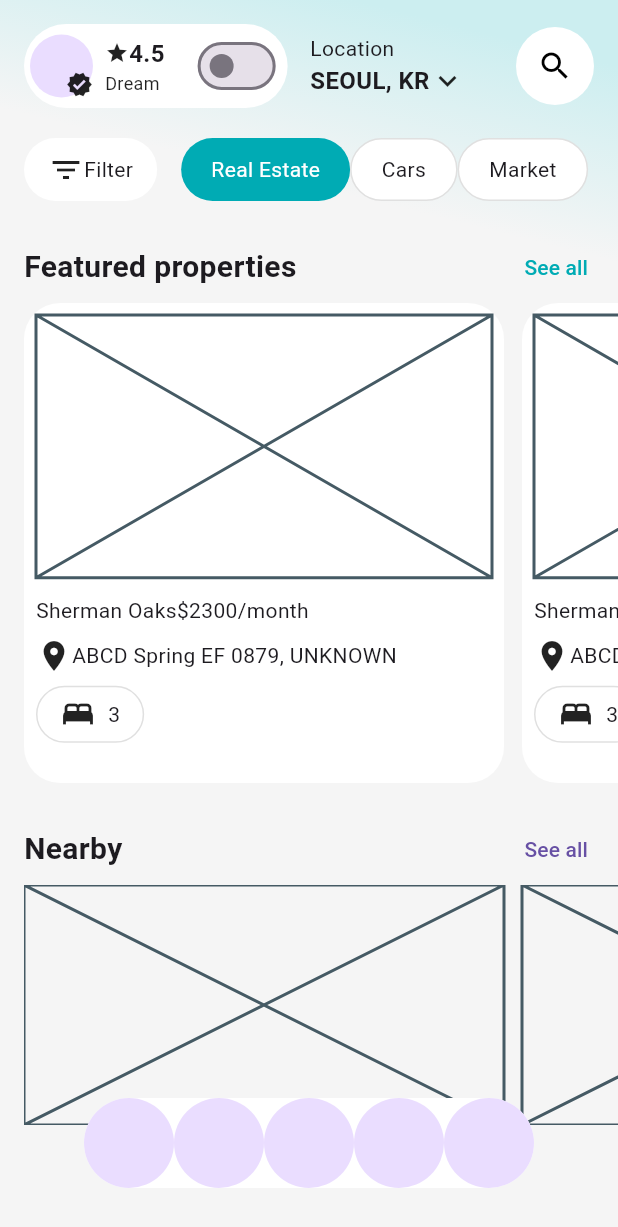
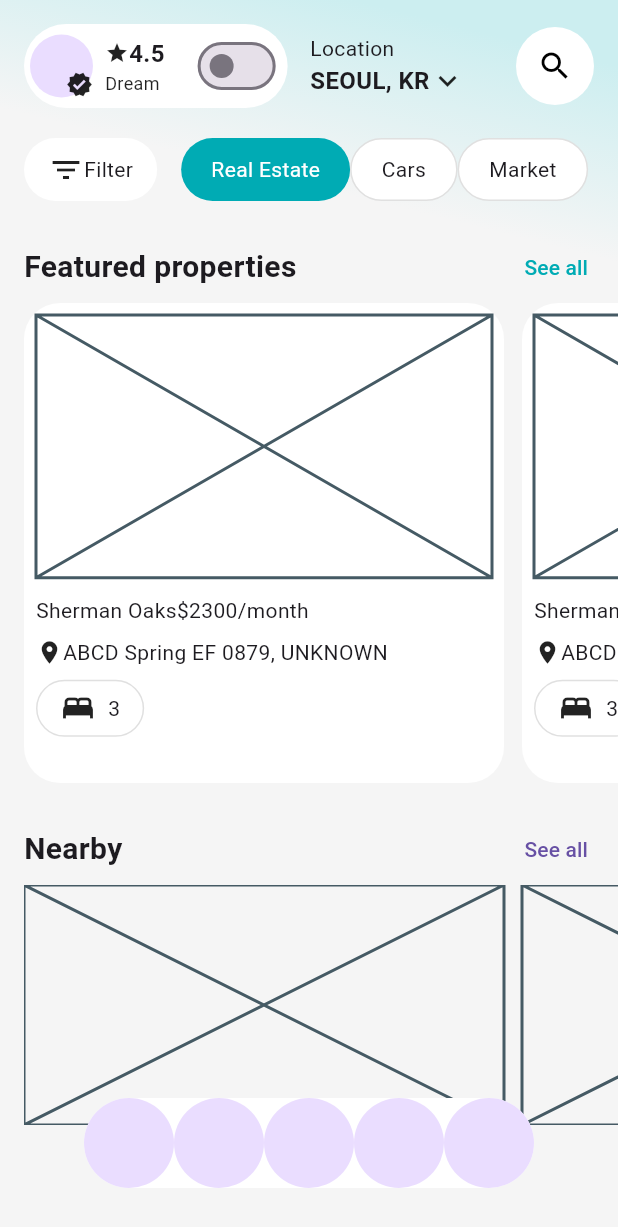
Before and after one commit to JAICHANGPARK/flutter_notebook_chapter_49, a Flutter app: the RealEstateHomePage screen opened directly, on a phone screen of 412 x 824 dp. Shown: the top 1227 px of the screen. Run offline on Flutter 3.47's test engine with Material 3 defaults, Android fonts, the phone set to English and light mode, and no system bars; our stand-ins replace dots_indicator, gap, google_fonts.

Commit message:
Update real_estate_home_page.dart

```diff
--- a/lib/ep2472_real_estate_app/ui/real_estate_home_page.dart
+++ b/lib/ep2472_real_estate_app/ui/real_estate_home_page.dart
@@ -257,9 +257,7 @@ class _RealEstateHomePageState extends State<RealEstateHomePage> {
                                   spacing: 12,
                                   crossAxisAlignment: CrossAxisAlignment.start,
                                   children: [
-                                    Expanded(
-                                        flex: 6,
-                                        child: Placeholder()),
+                                    Expanded(flex: 6, child: Placeholder()),
                                     Expanded(
                                       flex: 4,
                                       child: Column(
@@ -274,7 +272,7 @@ class _RealEstateHomePageState extends State<RealEstateHomePage> {
                                           ),
                                           Row(
                                             children: [
-                                              Icon(Icons.location_on),
+                                              Icon(Icons.location_on, size: 18),
                                               Text(
                                                 "ABCD Spring EF 0879, UNKNOWN",
                                               ),
```
